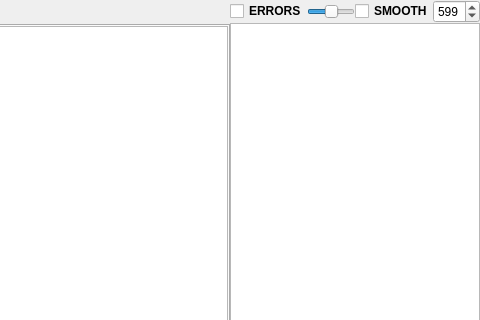
kkotysz/lcView, file scripts/lcdft.ui: the form before one commit; both pictures show x 734 to 1214 and y 0 to 320 of the 1214 by 777 pixel window.
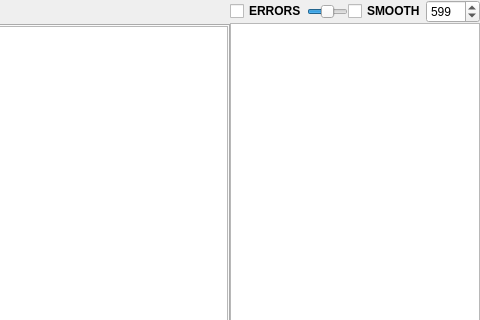
The form after the commit. Custom widgets are drawn as their Qt base class.

Commit message: step in smooth

What changed in the file:
```diff
--- a/scripts/lcdft.ui
+++ b/scripts/lcdft.ui
@@ -213,7 +213,7 @@
              <number>1</number>
             </property>
             <property name="maximum">
-             <number>999</number>
+             <number>1999</number>
             </property>
             <property name="singleStep">
              <number>20</number>
```
Left out of the diff: 2 changed lines with no effect on the pictures. The commit also changes 2 other files.
